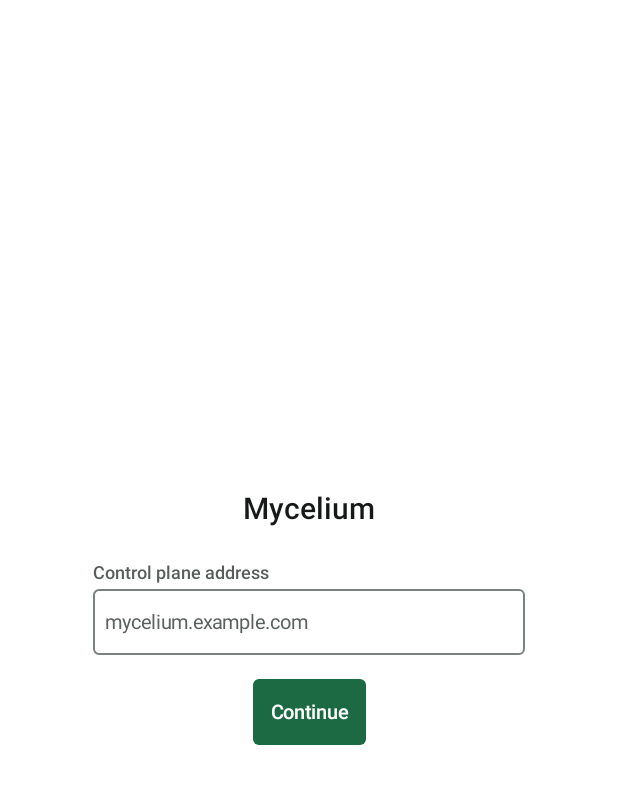
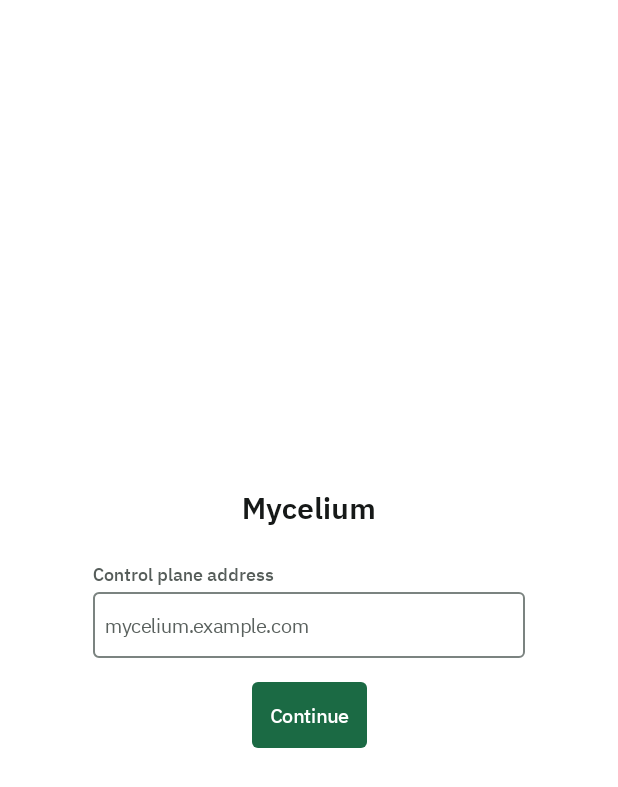
Before and after one commit to mycelium-app/mycelium, an Android app built with Jetpack Compose: the screen it shows after launch (MainActivity), on a phone screen of 412 x 824 dp. Shown: the top 787 px of the screen. Run offline under Robolectric (Android 15) with nearby library versions, the phone set to English and light mode, and no system bars; our stand-ins replace Compose Multiplatform resources.

Commit message:
fix(clients): [ai] bundled Plex fonts, keyboard-only focus rings, spinning working icon, menus below their button, desktop zoom and xdg-open links
- IBM Plex Sans and Mono ship as Compose resources (OFL) so web text is crisp and code is monospace
- focus rings show after keyboard use; clicking empty space clears focus
- the working icon rotates unless reduced motion is requested
- menus and the join popover open below their anchor, flipping when there is no room
- join commands sit on one scrolling line with the copy button centred
- primary buttons keep their contrast on hover
- desktop: Ctrl with plus, minus or nought scales the window, remembered; links open through xdg-open

Co-Authored-By: Claude Opus 5.5 (1M context) <noreply@anthropic.com>
Co-Authored-By: puppybat <puppybat@tb.pro>

```diff
--- a/clients/gradle/libs.versions.toml
+++ b/clients/gradle/libs.versions.toml
@@ -11,6 +11,7 @@ activity = "1.13.0"
 compose-runtime = { module = "org.jetbrains.compose.runtime:runtime", version.ref = "compose" }
 compose-foundation = { module = "org.jetbrains.compose.foundation:foundation", version.ref = "compose" }
 compose-ui = { module = "org.jetbrains.compose.ui:ui", version.ref = "compose" }
+compose-components-resources = { module = "org.jetbrains.compose.components:components-resources", version.ref = "compose" }
 compose-ui-backhandler = { module = "org.jetbrains.compose.ui:ui-backhandler", version.ref = "compose" }
 compose-desktop = { module = "org.jetbrains.compose.desktop:desktop-jvm-linux-x64", version.ref = "compose" }
 ktor-client-core = { module = "io.ktor:ktor-client-core", version.ref = "ktor" }
--- a/clients/shared/build.gradle.kts
+++ b/clients/shared/build.gradle.kts
@@ -29,6 +29,7 @@ kotlin {
             implementation(libs.compose.foundation)
             implementation(libs.compose.ui)
             implementation(libs.compose.ui.backhandler)
+            implementation(libs.compose.components.resources)
             implementation(libs.ktor.client.core)
             implementation(libs.ktor.client.websockets)
             implementation(libs.ktor.client.content.negotiation)
@@ -52,3 +53,7 @@ kotlin {
         }
     }
 }
+
+compose.resources {
+    packageOfResClass = "mycelium.resources"
+}
--- a/clients/shared/src/commonMain/kotlin/mycelium/App.kt
+++ b/clients/shared/src/commonMain/kotlin/mycelium/App.kt
@@ -1,6 +1,8 @@
 package mycelium
 
 import androidx.compose.foundation.background
+import androidx.compose.foundation.focusable
+import androidx.compose.foundation.gestures.detectTapGestures
 import androidx.compose.foundation.layout.Box
 import androidx.compose.foundation.layout.BoxWithConstraints
 import androidx.compose.foundation.layout.WindowInsets
@@ -18,6 +20,14 @@ import androidx.compose.runtime.rememberCoroutineScope
 import androidx.compose.runtime.setValue
 import androidx.compose.ui.Alignment
 import androidx.compose.ui.Modifier
+import androidx.compose.ui.focus.FocusRequester
+import androidx.compose.ui.focus.focusRequester
+import androidx.compose.ui.input.key.KeyEventType
+import androidx.compose.ui.input.key.onPreviewKeyEvent
+import androidx.compose.ui.input.key.type
+import androidx.compose.ui.input.pointer.PointerEventPass
+import androidx.compose.ui.input.pointer.PointerEventType
+import androidx.compose.ui.input.pointer.pointerInput
 import kotlinx.coroutines.launch
 import mycelium.api.ApiException
 import mycelium.api.Me
@@ -25,6 +35,8 @@ import mycelium.api.MyceliumApi
 import mycelium.state.Store
 import mycelium.ui.ApproveScreen
 import mycelium.ui.Label
+import mycelium.ui.LocalKeyboardNavigation
+import mycelium.ui.LocalReducedMotion
 import mycelium.ui.LocalTouch
 import mycelium.ui.MyTheme
 import mycelium.ui.MyceliumTheme
@@ -55,6 +67,8 @@ private fun AppContent(platform: Platform) {
     val saved = remember { platform.loadConnection() }
     var phase by remember { mutableStateOf<Phase>(Phase.Restoring) }
     var approveCode by remember { mutableStateOf(platform.approveCode()) }
+    var keyboardNavigation by remember { mutableStateOf(false) }
+    val root = remember { FocusRequester() }
 
     LaunchedEffect(Unit) {
         val baseUrl = saved?.baseUrl ?: platform.originUrl
@@ -81,12 +95,36 @@ private fun AppContent(platform: Platform) {
     }
 
     BoxWithConstraints(
-        Modifier.fillMaxSize().background(MyTheme.colors.bgContent).windowInsetsPadding(WindowInsets.safeDrawing),
+        Modifier
+            .fillMaxSize()
+            .background(MyTheme.colors.bgContent)
+            .windowInsetsPadding(WindowInsets.safeDrawing)
+            .onPreviewKeyEvent { event ->
+                if (event.type == KeyEventType.KeyDown) {
+                    keyboardNavigation = true
+                }
+
+                false
+            }
+            .pointerInput(Unit) {
+                awaitPointerEventScope {
+                    while (true) {
+                        val event = awaitPointerEvent(PointerEventPass.Initial)
+
+                        if (event.type == PointerEventType.Press) {
+                            keyboardNavigation = false
+                        }
+                    }
+                }
+            }
+            .pointerInput(Unit) { detectTapGestures { root.requestFocus() } }
+            .focusRequester(root)
+            .focusable(),
         contentAlignment = Alignment.TopStart,
     ) {
         val phone = maxWidth < Tokens.Size.Compact
 
-        CompositionLocalProvider(LocalTouch provides phone) {
+        CompositionLocalProvider(LocalTouch provides phone, LocalKeyboardNavigation provides keyboardNavigation, LocalReducedMotion provides platform.reducedMotion) {
             when (val current = phase) {
                 Phase.Restoring -> Box(Modifier.fillMaxSize(), contentAlignment = Alignment.Center) {
                     Label("Loading", color = MyTheme.colors.textMuted)
--- a/clients/shared/src/commonMain/kotlin/mycelium/Platform.kt
+++ b/clients/shared/src/commonMain/kotlin/mycelium/Platform.kt
@@ -8,6 +8,8 @@ interface Platform {
     val signsInThroughTheBrowser: Boolean
 
     val originUrl: String?
+
+    val reducedMotion: Boolean get() = false
 
     fun loadConnection(): Connection?
 
--- a/clients/shared/src/commonMain/kotlin/mycelium/ui/Components.kt
+++ b/clients/shared/src/commonMain/kotlin/mycelium/ui/Components.kt
@@ -14,6 +14,7 @@ import androidx.compose.foundation.layout.Column
 import androidx.compose.foundation.layout.ColumnScope
 import androidx.compose.foundation.layout.fillMaxSize
 import androidx.compose.foundation.layout.navigationBarsPadding
+import androidx.compose.foundation.horizontalScroll
 import androidx.compose.foundation.rememberScrollState
 import androidx.compose.foundation.verticalScroll
 import androidx.compose.foundation.layout.Row
@@ -45,8 +46,10 @@ import androidx.compose.ui.graphics.Color
 import androidx.compose.ui.graphics.RectangleShape
 import androidx.compose.ui.graphics.Shape
 import androidx.compose.ui.graphics.SolidColor
+import androidx.compose.ui.graphics.lerp
 import androidx.compose.ui.graphics.drawscope.Stroke
 import androidx.compose.ui.input.pointer.pointerInput
+import androidx.compose.ui.platform.LocalDensity
 import androidx.compose.ui.semantics.Role
 import androidx.compose.ui.semantics.contentDescription
 import androidx.compose.ui.semantics.heading
@@ -90,7 +93,7 @@ fun Label(
     maxLines: Int = Int.MAX_VALUE,
     overflow: TextOverflow = if (maxLines == 1) TextOverflow.Ellipsis else TextOverflow.Clip,
 ) {
-    BasicText(text, modifier, style.copy(color = color), maxLines = maxLines, overflow = overflow)
+    BasicText(text, modifier, style.themed().copy(color = color), maxLines = maxLines, overflow = overflow)
 }
 
 @Composable
@@ -104,13 +107,14 @@ fun VerticalHairline(modifier: Modifier = Modifier) {
 }
 
 @Composable
-fun Modifier.focusRing(focused: Boolean, shape: Shape = RectangleShape, inside: Boolean = false): Modifier {
+fun Modifier.focusRing(focused: Boolean, shape: Shape = RectangleShape, inside: Boolean = false, always: Boolean = false): Modifier {
     val ring = MyTheme.colors.focus
+    val shown = focused && (always || LocalKeyboardNavigation.current)
 
     return drawWithContent {
         drawContent()
 
-        if (focused) {
+        if (shown) {
             val stroke = Tokens.Size.FocusRing.toPx()
             val grow = if (inside) -stroke / 2 else Tokens.Size.FocusOffset.toPx() + stroke / 2
             val corner = if (shape is RoundedCornerShape) shape.topStart.toPx(size, this) else 0f
@@ -144,7 +148,8 @@ fun Modifier.pressable(
     val colors = MyTheme.colors
     val background = when {
         selected -> colors.bgSelected
-        hovered -> colors.bgHover
+        hovered && base == Color.Transparent -> colors.bgHover
+        hovered -> lerp(base, colors.text, 0.12f)
         else -> base
     }
 
@@ -348,7 +353,7 @@ fun TextInput(
             value = value,
             onValueChange = onValueChange,
             singleLine = true,
-            textStyle = base.copy(color = colors.text),
+            textStyle = base.themed().copy(color = colors.text),
             cursorBrush = SolidColor(colors.text),
             interactionSource = source,
             keyboardOptions = KeyboardOptions(imeAction = androidx.compose.ui.text.input.ImeAction.Done),
@@ -356,7 +361,7 @@ fun TextInput(
             modifier = Modifier
                 .fillMaxWidth()
                 .height(height)
-                .focusRing(focused, ControlShape)
+                .focusRing(focused, ControlShape, always = true)
                 .background(colors.bgContent, ControlShape)
                 .border(Tokens.Size.Hairline, borderColor, ControlShape)
                 .semantics {
@@ -424,7 +429,9 @@ fun MenuPopup(onDismiss: () -> Unit, modifier: Modifier = Modifier, width: Dp =
         return
     }
 
-    Popup(onDismissRequest = onDismiss, properties = PopupProperties(focusable = true)) {
+    val gap = with(LocalDensity.current) { Tokens.Space.S1.roundToPx() }
+
+    Popup(popupPositionProvider = remember(gap) { BelowAnchor(gap) }, onDismissRequest = onDismiss, properties = PopupProperties(focusable = true)) {
         Column(
             modifier
                 .width(width)
@@ -435,6 +442,17 @@ fun MenuPopup(onDismiss: () -> Unit, modifier: Modifier = Modifier, width: Dp =
         ) {
             content()
         }
+    }
+}
+
+internal class BelowAnchor(private val gap: Int) : PopupPositionProvider {
+    override fun calculatePosition(anchorBounds: IntRect, windowSize: IntSize, layoutDirection: LayoutDirection, popupContentSize: IntSize): IntOffset {
+        val fitsRight = anchorBounds.left + popupContentSize.width <= windowSize.width
+        val x = if (fitsRight) anchorBounds.left else anchorBounds.right - popupContentSize.width
+        val fitsBelow = anchorBounds.bottom + gap + popupContentSize.height <= windowSize.height
+        val y = if (fitsBelow) anchorBounds.bottom + gap else anchorBounds.top - gap - popupContentSize.height
+
+        return IntOffset(x.coerceIn(0, maxOf(0, windowSize.width - popupContentSize.width)), y.coerceAtLeast(0))
     }
 }
 
@@ -548,9 +566,9 @@ fun CopyableCode(text: String, label: String, onCopy: (String) -> Unit, modifier
             .border(Tokens.Size.Hairline, colors.border, ControlShape)
             .padding(start = Tokens.Space.S3, top = Tokens.Space.S1_5, end = Tokens.Space.S1, bottom = Tokens.Space.S1_5),
         horizontalArrangement = Arrangement.spacedBy(Tokens.Space.S2),
-        verticalAlignment = Alignment.Top,
+        verticalAlignment = Alignment.CenterVertically,
     ) {
-        Label(text, Modifier.weight(1f), Tokens.Type.Code)
-        MyButton({ onCopy(text) }, text = "Copy", icon = MyIcon.Copy, description = "Copy the $label command", size = ButtonSize.Sm, muted = true)
+        Label(text, Modifier.weight(1f).horizontalScroll(rememberScrollState()), Tokens.Type.Code)
+        MyButton({ onCopy(text) }, text = "Copy", icon = MyIcon.Copy, description = "Copy the ${label.lowercase()} command", size = ButtonSize.Sm, muted = true)
     }
 }
--- a/clients/shared/src/commonMain/kotlin/mycelium/ui/Composer.kt
+++ b/clients/shared/src/commonMain/kotlin/mycelium/ui/Composer.kt
@@ -172,7 +172,7 @@ private fun MessageField(text: String, onTextChange: (String) -> Unit, source: M
     BasicTextField(
         value = text,
         onValueChange = onTextChange,
-        textStyle = Tokens.Type.Prose.copy(color = colors.text),
+        textStyle = Tokens.Type.Prose.themed().copy(color = colors.text),
         cursorBrush = SolidColor(colors.text),
         interactionSource = source,
         modifier = modifier
--- a/clients/shared/src/commonMain/kotlin/mycelium/ui/Tokens.kt
+++ b/clients/shared/src/commonMain/kotlin/mycelium/ui/Tokens.kt
@@ -11,6 +11,13 @@ import androidx.compose.ui.text.font.FontWeight
 import androidx.compose.ui.unit.Dp
 import androidx.compose.ui.unit.dp
 import androidx.compose.ui.unit.sp
+import mycelium.resources.Res
+import mycelium.resources.ibmplexmono_medium
+import mycelium.resources.ibmplexmono_regular
+import mycelium.resources.ibmplexsans_medium
+import mycelium.resources.ibmplexsans_regular
+import mycelium.resources.ibmplexsans_semibold
+import org.jetbrains.compose.resources.Font
 
 data class Palette(
     val bgContent: Color,
@@ -158,6 +165,25 @@ object Tokens {
     }
 }
 
+data class Fonts(val sans: FontFamily, val mono: FontFamily)
+
+val LocalFonts = staticCompositionLocalOf { Fonts(FontFamily.SansSerif, FontFamily.Monospace) }
+
+val LocalKeyboardNavigation = staticCompositionLocalOf { true }
+
+val LocalReducedMotion = staticCompositionLocalOf { false }
+
+@Composable
+fun TextStyle.themed(): TextStyle {
+    val fonts = LocalFonts.current
+
+    return when (fontFamily) {
+        FontFamily.SansSerif -> copy(fontFamily = fonts.sans)
+        FontFamily.Monospace -> copy(fontFamily = fonts.mono)
+        else -> this
+    }
+}
+
 val LocalOpenList = staticCompositionLocalOf<(() -> Unit)?> { null }
 
 val LocalTouch = staticCompositionLocalOf { false }
@@ -171,5 +197,17 @@ object MyTheme {
 
 @Composable
 fun MyceliumTheme(dark: Boolean = isSystemInDarkTheme(), content: @Composable () -> Unit) {
-    CompositionLocalProvider(LocalPalette provides if (dark) Tokens.Dark else Tokens.Light, content = content)
+    val fonts = Fonts(
+        sans = FontFamily(
+            Font(Res.font.ibmplexsans_regular, FontWeight.Normal),
+            Font(Res.font.ibmplexsans_medium, FontWeight.Medium),
+            Font(Res.font.ibmplexsans_semibold, FontWeight.SemiBold),
+        ),
+        mono = FontFamily(
+            Font(Res.font.ibmplexmono_regular, FontWeight.Normal),
+            Font(Res.font.ibmplexmono_medium, FontWeight.Medium),
+        ),
+    )
+
+    CompositionLocalProvider(LocalPalette provides if (dark) Tokens.Dark else Tokens.Light, LocalFonts provides fonts, content = content)
 }
```
Also changed, not shown: clients/desktop/src/main/kotlin/mycelium/desktop/Main.kt (+63 -1 lines), clients/shared/src/commonMain/kotlin/mycelium/ui/Icons.kt (+18 -1 lines), clients/shared/src/commonMain/kotlin/mycelium/ui/NodesScreen.kt (+4 -4 lines), clients/shared/src/commonMain/kotlin/mycelium/ui/ThreadView.kt (+4 -3 lines), clients/shared/src/commonMain/composeResources/font/ibmplexmono_medium.ttf (added), clients/shared/src/commonMain/composeResources/font/ibmplexmono_regular.ttf (added), clients/shared/src/commonMain/composeResources/font/ibmplexsans_medium.ttf (added), clients/shared/src/commonMain/composeResources/font/ibmplexsans_regular.ttf (added), clients/shared/src/commonMain/composeResources/font/ibmplexsans_semibold.ttf (added), 3 other files.
